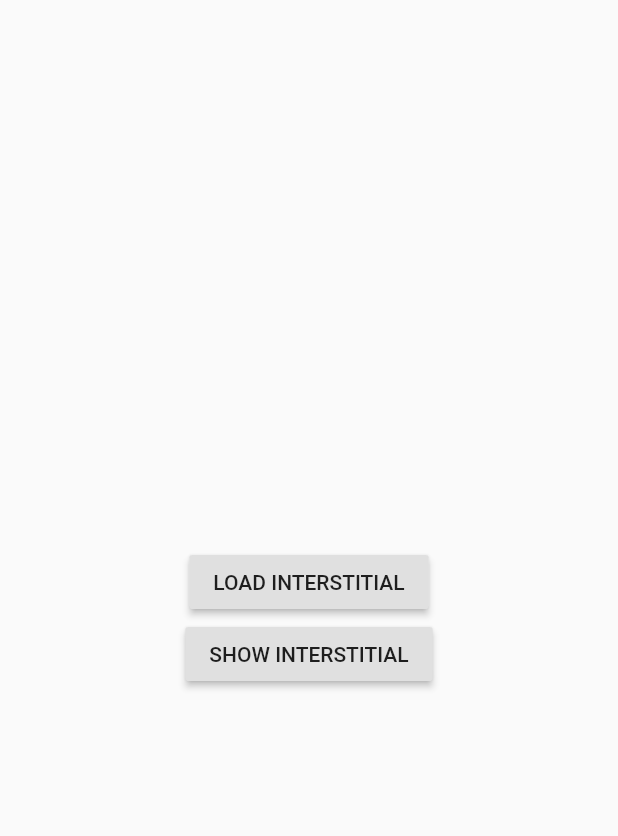
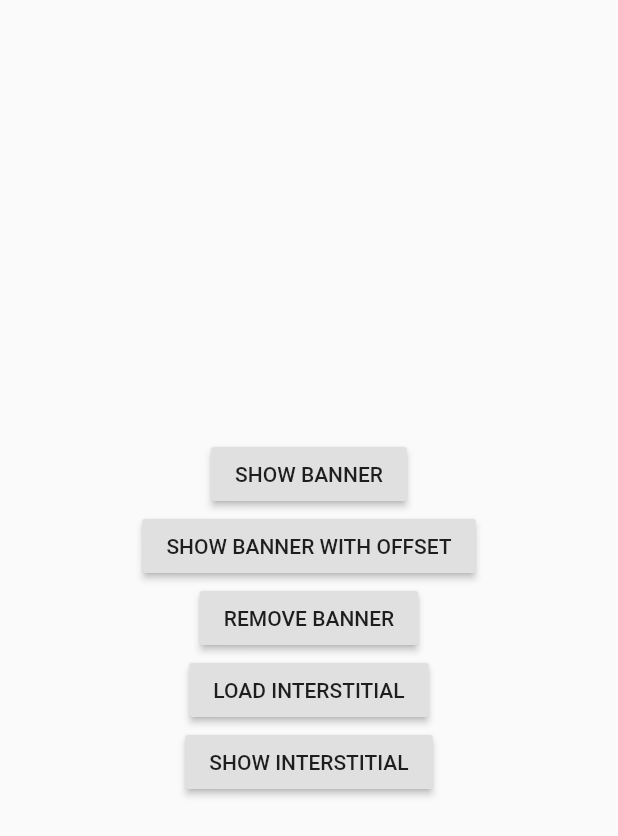
Before and after one commit to sagar98cyber/dummy_trainersside, a Flutter app: what admobServices() shows on an empty page, opened directly, on a phone screen of 412 x 824 dp. Shown: the top 836 px of the screen. Run offline on Flutter 3.47's test engine with Material 2 defaults, Android fonts, the phone set to English and light mode, and no system bars; our stand-ins replace cloud_firestore, connectivity, firebase_auth, firebase_core, flutter_time_picker_spinner, fluttertoast and 2 more; missing offline and left inert: day_night_time_picker, day_picker, firebase_admob; accounts and stored records are empty.

Commit message:
workagain2
issue ads not being loaded

```diff
--- a/lib/components/admobservices.dart
+++ b/lib/components/admobservices.dart
@@ -2,10 +2,7 @@ import 'dart:io';
 import 'package:flutter/material.dart';
 import 'package:firebase_core/firebase_core.dart';
 import 'package:firebase_admob/firebase_admob.dart';
-
 const String testDevice = 'YOUR_DEVICE_ID';
-
-
 class admobServices extends StatefulWidget {
   @override
   _admobServicesState createState() => _admobServicesState();
@@ -14,8 +11,8 @@ class admobServices extends StatefulWidget {
 class _admobServicesState extends State<admobServices> {
   static const MobileAdTargetingInfo targetingInfo = MobileAdTargetingInfo(
     testDevices: testDevice != null ? <String>[testDevice] : null,
-    keywords: <String>['foo', 'bar'],
-    contentUrl: 'http://foo.com/bar.html',
+    //keywords: <String>['foo', 'bar'],
+    //contentUrl: 'http://foo.com/bar.html',
     childDirected: true,
     nonPersonalizedAds: true,
   );
@@ -26,10 +23,20 @@ class _admobServicesState extends State<admobServices> {
   int _coins = 0;
   final String IAd = 'ca-app-pub-8035217795075290/8129716399';
 
+  BannerAd createBannerAd() {
+    return BannerAd(
+      adUnitId: 'ca-app-pub-8035217795075290/6551883175',
+      size: AdSize.banner,
+      targetingInfo: targetingInfo,
+      listener: (MobileAdEvent event) {
+        print("BannerAd event $event");
+      },
+    );
+  }
 
   InterstitialAd createInterstitialAd() {
     return InterstitialAd(
-      adUnitId://InterstitialAd.testAdUnitId,
+      adUnitId: //InterstitialAd.testAdUnitId,
           IAd,
       targetingInfo: targetingInfo,
       listener: (MobileAdEvent event) {
@@ -37,13 +44,11 @@ class _admobServicesState extends State<admobServices> {
       },
     );
   }
+
   @override
   void initState() {
+    _bannerAd = createBannerAd()..load();
     super.initState();
-    FirebaseAdMob.instance.initialize(appId:
-    //FirebaseAdMob.testAppId
-    'ca-app-pub-8035217795075290~7369554090'
-    );
   }
 
   @override
@@ -62,6 +67,28 @@ class _admobServicesState extends State<admobServices> {
           mainAxisSize: MainAxisSize.min,
           children: <Widget>[
             RaisedButton(
+                child: const Text('SHOW BANNER'),
+                onPressed: () {
+                  _bannerAd ??= createBannerAd();
+                  _bannerAd
+                    ..load()
+                    ..show();
+                }),
+            RaisedButton(
+                child: const Text('SHOW BANNER WITH OFFSET'),
+                onPressed: () {
+                  _bannerAd ??= createBannerAd();
+                  _bannerAd
+                    ..load()
+                    ..show(horizontalCenterOffset: -50, anchorOffset: 100);
+                }),
+            RaisedButton(
+                child: const Text('REMOVE BANNER'),
+                onPressed: () {
+                  _bannerAd?.dispose();
+                  _bannerAd = null;
+                }),
+            RaisedButton(
               child: const Text('LOAD INTERSTITIAL'),
               onPressed: () {
                 _interstitialAd?.dispose();
@@ -74,8 +101,7 @@ class _admobServicesState extends State<admobServices> {
                 _interstitialAd?.show();
               },
             ),
-        ]
-      ),
+          ]),
       //),
     );
   }
```
Also changed, not shown: lib/main.dart (+17 -9 lines). Lines whose indentation alone changed are shown as unchanged.
